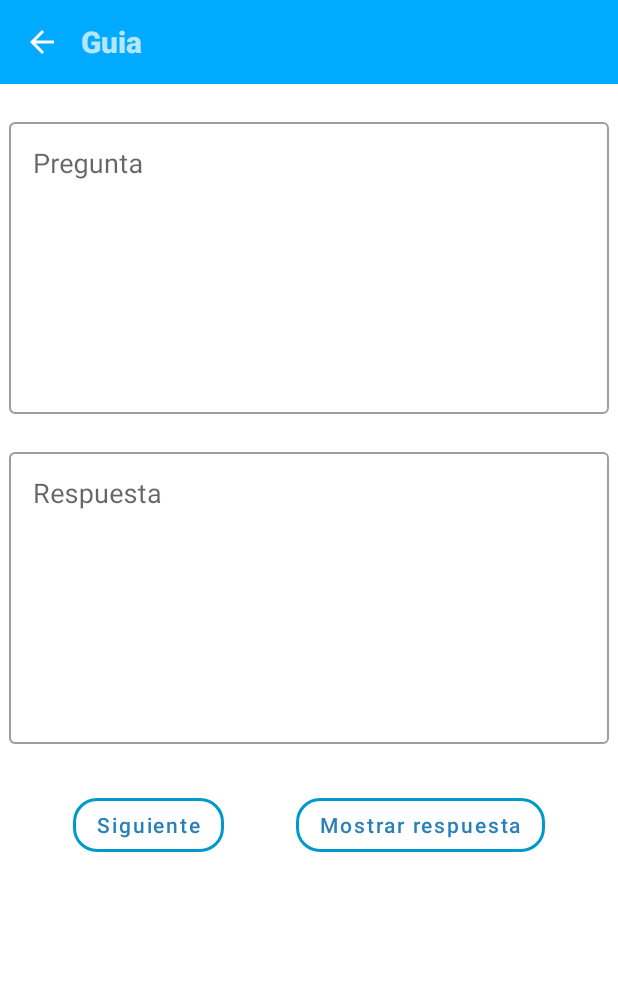
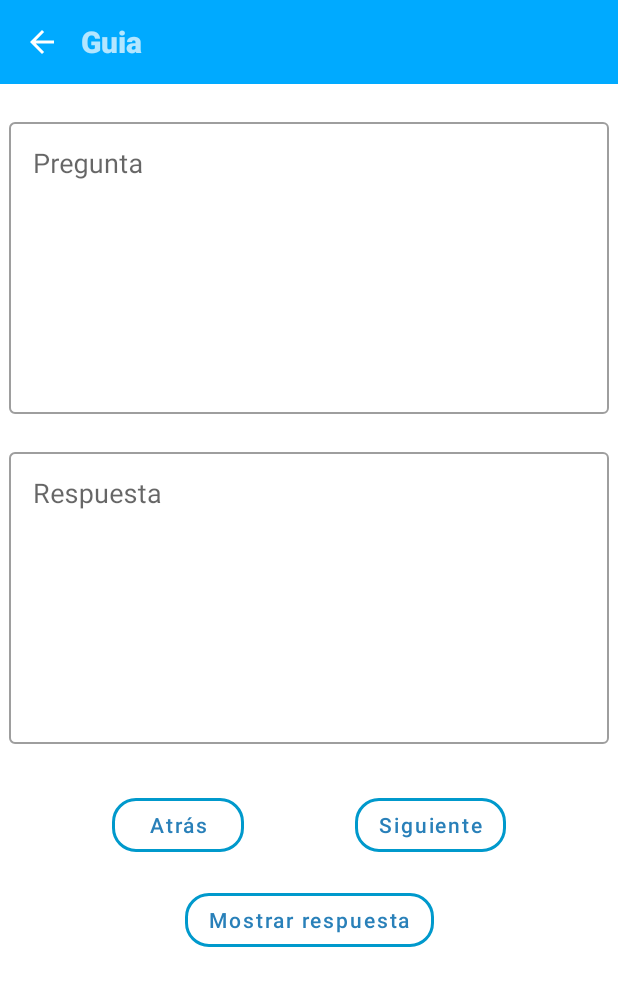
Before and after one commit to Jonathan1429/Review, an Android app: the Activity_RepasarGuia screen opened directly, with no data from a screen before it, on a phone screen of 412 x 824 dp. Shown: the top 986 px of the screen. Run offline under Robolectric (Android 15) with nearby library versions, the phone set to English and light mode, and no system bars; 7 statements that could not run were skipped.

Commit message:
Puedes pasar o retrazar preguntas y ciertos mensajes para no borrar cosas de una guia

```diff
--- a/app/build.gradle
+++ b/app/build.gradle
@@ -9,8 +9,8 @@ android {
         applicationId "com.jonathanev.repasar"
         minSdk 21
         targetSdk 32
-        versionCode 2
-        versionName "1.1"
+        versionCode 3
+        versionName "1.2"
 
         testInstrumentationRunner "androidx.test.runner.AndroidJUnitRunner"
     }
--- a/app/src/main/res/layout/activity_repasar_guia.xml
+++ b/app/src/main/res/layout/activity_repasar_guia.xml
@@ -36,7 +36,7 @@
             android:scrollbars="vertical"
             android:hint="@string/etPregunta"
             android:textSize="18sp"
-            android:enabled="false"/>
+            android:focusable="false"/>
     </com.google.android.material.textfield.TextInputLayout>
 
     <com.google.android.material.textfield.TextInputLayout
@@ -67,18 +67,27 @@
     </com.google.android.material.textfield.TextInputLayout>
 
     <Button
+        android:id="@+id/btnAtrasPregunta"
+        android:text="@string/btnAtras"
+        app:layout_constraintTop_toBottomOf="@+id/tilContenidoRespuesta"
+        app:layout_constraintStart_toStartOf="parent"
+        app:layout_constraintEnd_toStartOf="@+id/btnSiguientePregunta"
+        style="@style/btnGenerales"/>
+
+    <Button
         android:id="@+id/btnSiguientePregunta"
         android:text="@string/btnSiguiente"
         app:layout_constraintTop_toBottomOf="@+id/tilContenidoRespuesta"
-        app:layout_constraintStart_toStartOf="parent"
-        app:layout_constraintEnd_toStartOf="@+id/btnMostrarRespuesta"
+        app:layout_constraintStart_toEndOf="@+id/btnAtrasPregunta"
+        app:layout_constraintEnd_toEndOf="parent"
         style="@style/btnGenerales"/>
 
     <Button
         android:id="@+id/btnMostrarRespuesta"
+        android:layout_marginTop="15dp"
         android:text="@string/btnMostrarRespuesta"
-        app:layout_constraintTop_toBottomOf="@+id/tilContenidoRespuesta"
+        app:layout_constraintTop_toBottomOf="@+id/btnSiguientePregunta"
+        app:layout_constraintStart_toStartOf="parent"
         app:layout_constraintEnd_toEndOf="parent"
-        app:layout_constraintStart_toEndOf="@+id/btnSiguientePregunta"
         style="@style/btnGenerales"/>
 </androidx.constraintlayout.widget.ConstraintLayout>
--- a/app/src/main/res/values/strings.xml
+++ b/app/src/main/res/values/strings.xml
@@ -13,7 +13,8 @@
     <!-- Cuestionario -->
     <string name="etContenidoPregunta">Escribe aquí tu pregunta</string>
     <string name="etContenidoRespuesta">Escribe aquí la Respuesta</string>
-    <string name="btnSiguiente">Siguiente</string> <!-- Cuestionario, Guia -->
+    <string name="btnSiguiente">Siguiente</string> <!-- Cuestionario, Repasar Guia -->
+    <string name="btnAtras">Atrás</string> <!-- Repasar Guia -->
 
     <!-- Guia -->
     <string name="etPregunta">Pregunta</string>
```
Also changed, not shown: app/src/main/java/com/jonathanev/repasar/Activities/Activity_Modificar.java (+30 -5 lines), app/src/main/java/com/jonathanev/repasar/Activities/Activity_RepasarGuia.java (+19 -0 lines), app/src/main/java/com/jonathanev/repasar/Fragments/Fragment_DialogListarGuias_popup.java (+9 -53 lines).
